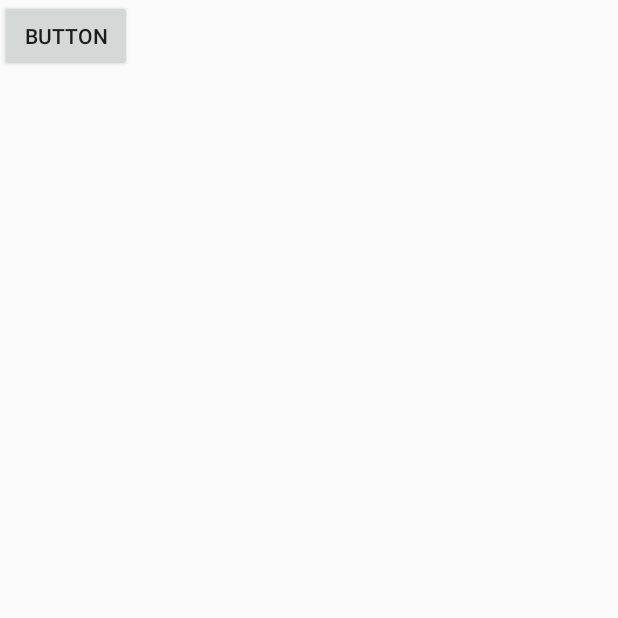
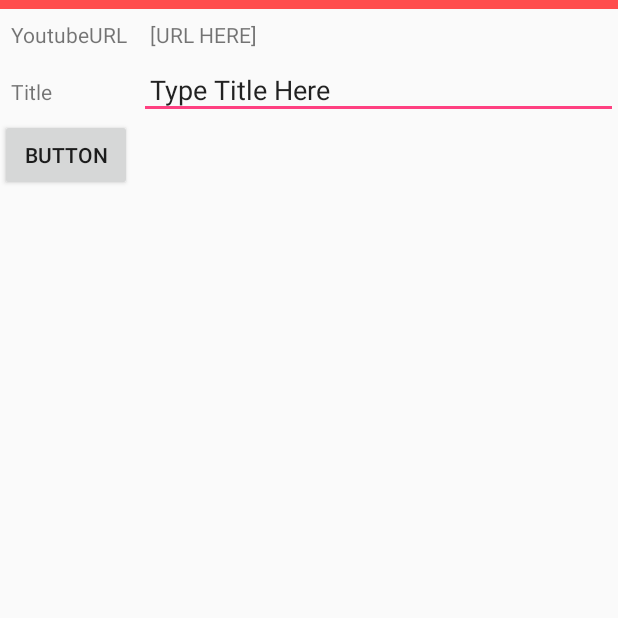
Before and after one commit to LinSamuel/YTAlarmClock, an Android app: the VideoListActivity screen opened directly, with no data from a screen before it, on a phone screen of 412 x 824 dp, the top half of it. Run offline under Robolectric (Android 15) with nearby library versions, the phone set to English and light mode, and no system bars.

Commit message:
second activity work

```diff
--- a/app/src/main/AndroidManifest.xml
+++ b/app/src/main/AndroidManifest.xml
@@ -14,7 +14,6 @@
             android:theme="@style/AppTheme.NoActionBar">
             <intent-filter>
                 <action android:name="android.intent.action.MAIN" />
-
                 <category android:name="android.intent.category.LAUNCHER" />
             </intent-filter>
         </activity>
@@ -27,8 +26,14 @@
 
         <activity
             android:name=".VideoListActivity"
-            android:label="@string/title_activity_video_list"
-            android:theme="@style/AppTheme.NoActionBar"></activity>
+            android:label="YT Alarm Clock"
+            android:theme="@style/AppTheme.NoActionBar">
+            <intent-filter>
+                <action android:name="android.intent.action.SEND" />
+                <category android:name="android.intent.category.DEFAULT" />
+                <data android:mimeType="text/plain" />
+            </intent-filter>
+        </activity>
     </application>
 
 </manifest>
--- a/app/src/main/java/sam/alarmclock/VideoListActivity.java
+++ b/app/src/main/java/sam/alarmclock/VideoListActivity.java
@@ -1,5 +1,6 @@
 package sam.alarmclock;
 
+import android.content.Intent;
 import android.os.Bundle;
 import android.support.design.widget.FloatingActionButton;
 import android.support.design.widget.Snackbar;
@@ -8,9 +9,11 @@ import android.support.v7.widget.Toolbar;
 import android.view.View;
 import android.widget.TextView;
 
+
 public class VideoListActivity extends AppCompatActivity {
 
     TextView testTextView;
+    TextView textViewIntent;
     DBHandler dbHandler;
 
     @Override
@@ -21,8 +24,22 @@ public class VideoListActivity extends AppCompatActivity {
 //        setSupportActionBar(toolbar);
 
         testTextView = (TextView) findViewById(R.id.textViewTest);
+        textViewIntent = (TextView) findViewById(R.id.textViewIntent);
         dbHandler = new DBHandler(this, null, null, 1);
+
+        Intent intent = getIntent();
+        String action = intent.getAction();
+        String type = intent.getType();
+
+        if(Intent.ACTION_SEND.equals(action) && type != null){
+            if ("text/plain".equals(type)){
+                handleYoutubeURL(intent);
+            }
+        }
+
         printDatabase();
+
+
 
 //        FloatingActionButton fab = (FloatingActionButton) findViewById(R.id.fab);
 //        fab.setOnClickListener(new View.OnClickListener() {
@@ -32,6 +49,13 @@ public class VideoListActivity extends AppCompatActivity {
 //                        .setAction("Action", null).show();
 //            }
 //        });
+    }
+
+    public void handleYoutubeURL(Intent intent){
+        String url = intent.getStringExtra(Intent.EXTRA_TEXT);
+        if (url != null){
+            textViewIntent.setText(url);
+        }
     }
 
     //Print the database
--- a/app/src/main/res/layout/content_video_list.xml
+++ b/app/src/main/res/layout/content_video_list.xml
@@ -8,24 +8,68 @@
     tools:context="sam.alarmclock.VideoListActivity"
     tools:showIn="@layout/activity_video_list">
 
+    <TableLayout xmlns:android="http://schemas.android.com/apk/res/android"
+        android:layout_width="match_parent"
+        android:layout_height="wrap_content"
+        android:stretchColumns="1"
+        android:id="@+id/theTable">
+    <View
+        android:layout_height="6dip"
+        android:background="#FF4D4D" />
+
+    <TableRow>
+        <TextView
+            android:text="YoutubeURL"
+            android:padding="7dip" />
+        <TextView
+            android:id="@+id/textViewIntent"
+            android:layout_width="match_parent"
+            android:text="[URL HERE]"
+            android:padding="7dip"
+            android:paddingRight="20dp"
+            android:layout_height="wrap_content"
+            android:gravity="left" />
+
+        <View
+            android:layout_height="2dip"
+            android:background="#FF909090" />
+        </TableRow>
+
+        <TableRow>
+            <TextView
+                android:text="Title"
+                android:padding="7dip" />
+            <EditText
+                android:id="@+id/userInput"
+                android:layout_width="wrap_content"
+                android:text="Type Title Here"
+                android:padding="7dip"
+                android:paddingRight="20dp"
+                android:layout_height="wrap_content"
+                android:gravity="left" />
+        </TableRow>
+
+    </TableLayout>
+
     <Button
         android:text="Button"
         android:layout_height="wrap_content"
         android:id="@+id/button"
         android:onClick="testButtonClicked"
         android:layout_width="wrap_content"
-        android:layout_alignParentStart="true" />
+        android:layout_below="@id/theTable"
+         />
+
 
     <TextView
         android:text="TextView"
         android:layout_width="match_parent"
         android:layout_height="wrap_content"
         android:id="@+id/textViewTest"
-        android:layout_weight="1"
-        android:layout_alignParentBottom="true"
-        android:layout_toEndOf="@+id/button"
-        android:layout_marginStart="105dp"
-        android:layout_marginBottom="202dp" />
+        android:layout_marginTop="120dp"
+        android:layout_below="@+id/button"
+        android:layout_alignParentEnd="true"
+        android:layout_marginEnd="12dp" />
 
     <!--<ListView-->
         <!--android:layout_width="wrap_content"-->
```
